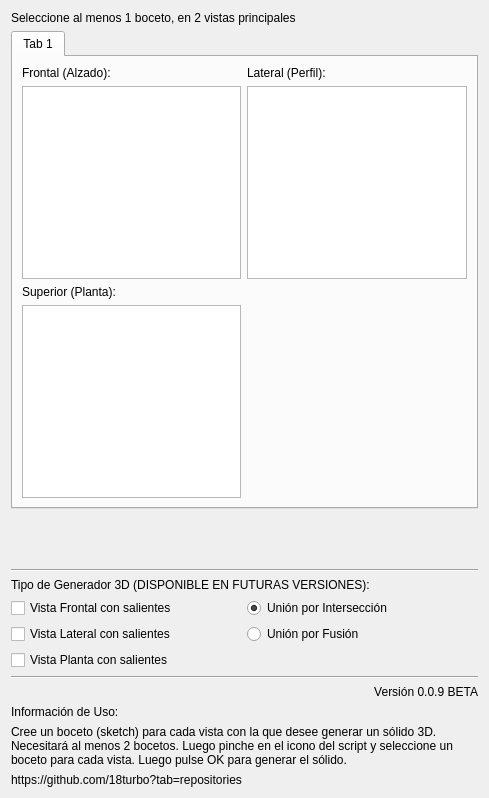
Old version of the form generador3D/generador3D.ui in the repository 18turbo/Generador3DFreeCAD.
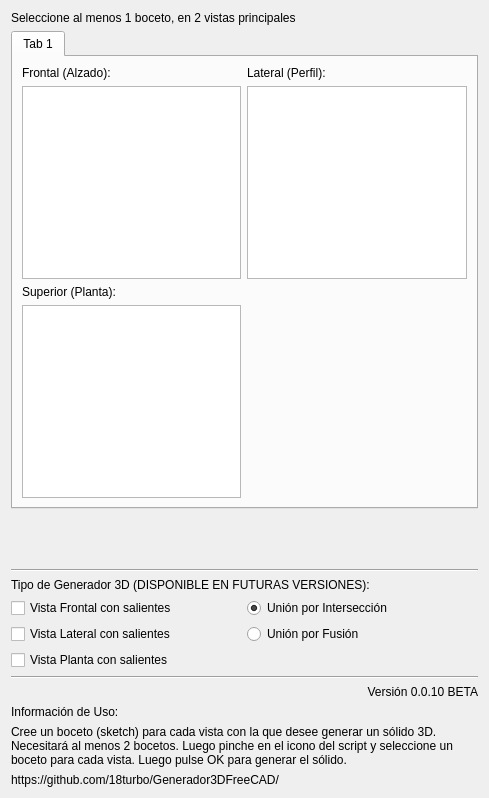
New version of the form.

Patch:
```diff
--- a/generador3D/generador3D.ui
+++ b/generador3D/generador3D.ui
@@ -62,7 +62,7 @@
    <item row="22" column="1">
     <widget class="QLabel" name="label">
      <property name="text">
-      <string>Versión 0.0.9 BETA</string>
+      <string>Versión 0.0.10 BETA</string>
      </property>
      <property name="alignment">
       <set>Qt::AlignRight|Qt::AlignTrailing|Qt::AlignVCenter</set>
@@ -170,7 +170,7 @@
    <item row="26" column="0" colspan="2">
     <widget class="QLabel" name="label_7">
      <property name="text">
-      <string>https://github.com/18turbo?tab=repositories</string>
+      <string>https://github.com/18turbo/Generador3DFreeCAD/</string>
      </property>
     </widget>
    </item>
```
